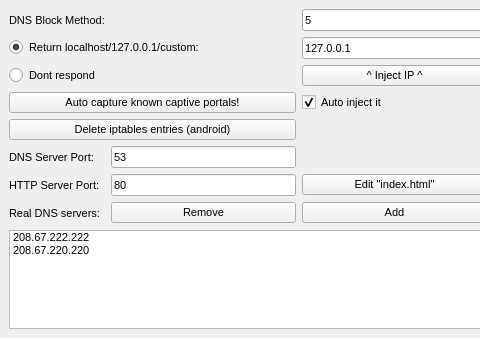
This is Source/YourFriendlyDNS/settingswindow.ui in softwareengineer1/YourFriendlyDNS as Qt 5 draws it before an edit; both pictures show x 0 to 480 and y 0 to 338 of the 847 by 338 pixel window. The edited form follows.
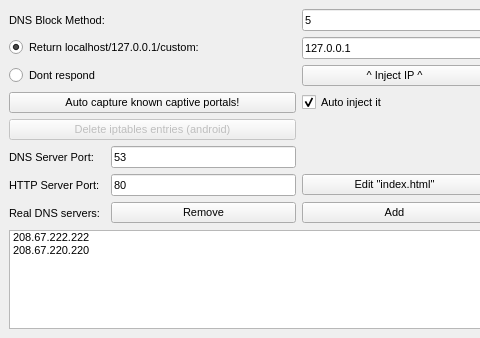
This is the edited form.

The edit to the form file:
```diff
--- a/Source/YourFriendlyDNS/settingswindow.ui
+++ b/Source/YourFriendlyDNS/settingswindow.ui
@@ -267,6 +267,9 @@
     </item>
     <item row="9" column="0" colspan="2">
      <widget class="QPushButton" name="iptablesUndo">
+      <property name="enabled">
+       <bool>false</bool>
+      </property>
       <property name="font">
        <font>
         <pointsize>8</pointsize>
@@ -275,6 +278,15 @@
       <property name="text">
        <string>Delete iptables entries (android)</string>
       </property>
+      <property name="autoDefault">
+       <bool>false</bool>
+      </property>
+      <property name="default">
+       <bool>false</bool>
+      </property>
+      <property name="flat">
+       <bool>false</bool>
+      </property>
      </widget>
     </item>
    </layout>
```
